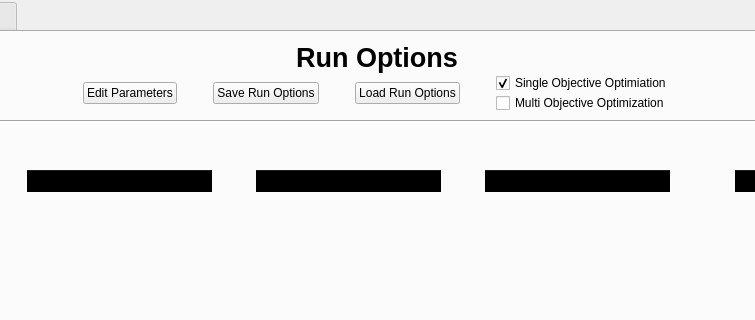
tomaslibanomonteiro/Thesis-code, file frontend/designer_templates/main_window/fixed_tabs.ui: the form before one commit; both pictures show x 209 to 964 and y 0 to 320 of the 1130 by 679 pixel window.
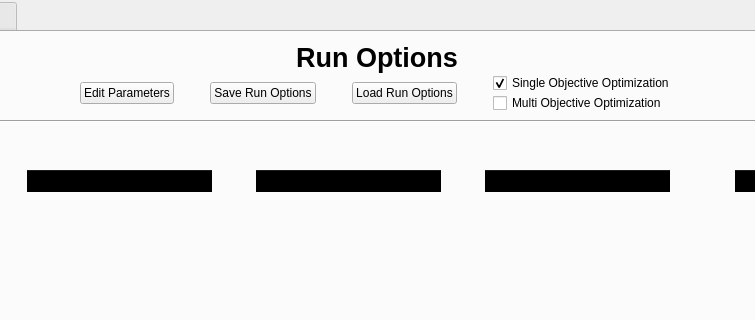
The form after the commit.

Patch:
```diff
--- a/frontend/designer_templates/main_window/fixed_tabs.ui
+++ b/frontend/designer_templates/main_window/fixed_tabs.ui
@@ -140,7 +140,7 @@
               </font>
              </property>
              <property name="text">
-              <string>Single Objective Optimiation</string>
+              <string>Single Objective Optimization</string>
              </property>
              <property name="checked">
               <bool>true</bool>
```
